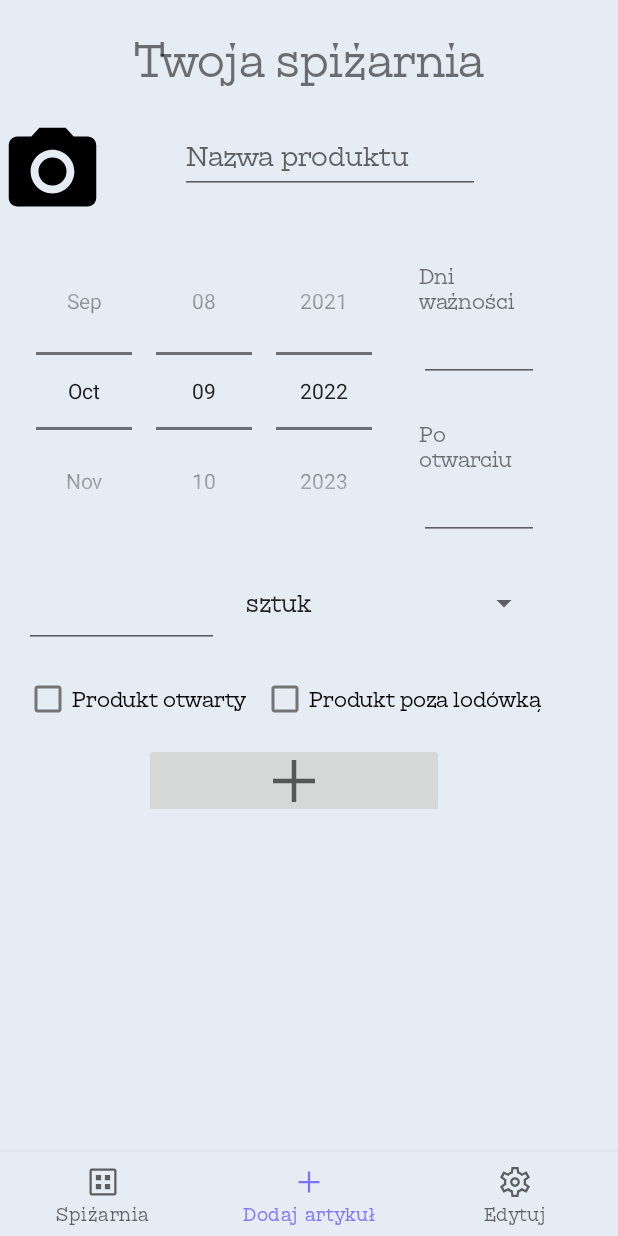
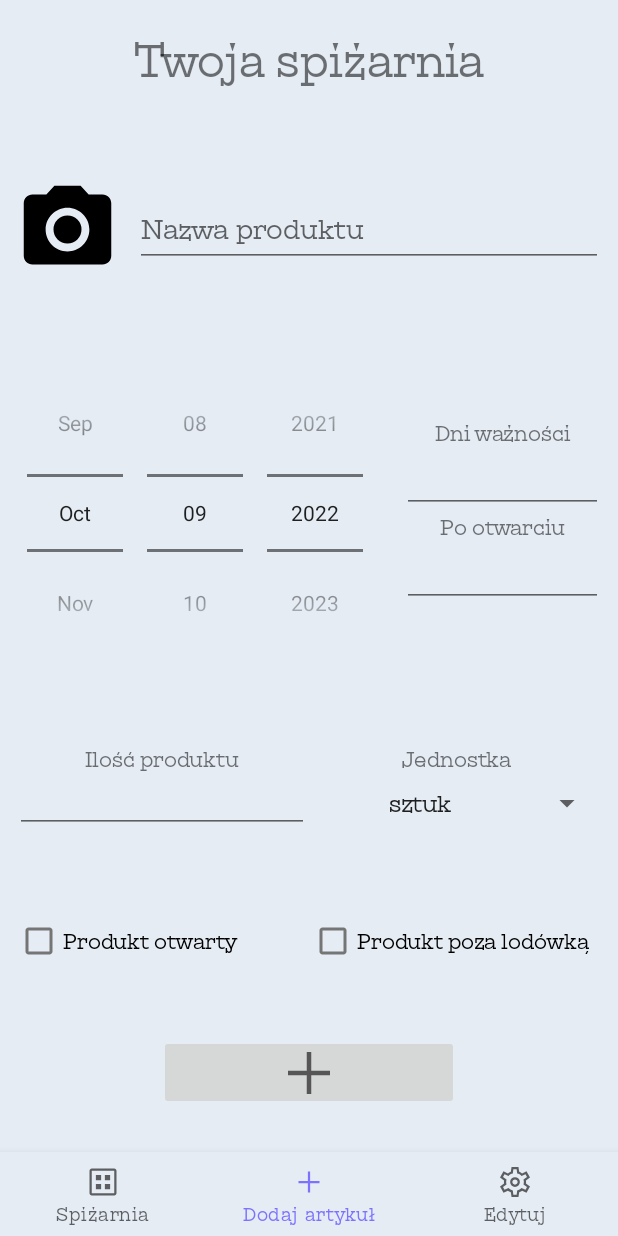
Before and after one commit to TiEmKej/virtual-pantry, an Android app: the screen it shows after launch (MainActivity), item 2 of the bottom bar chosen, on a phone screen of 412 x 824 dp. Run offline under Robolectric (Android 15) with nearby library versions, the phone set to English and light mode, and no system bars.

Commit message:
AddLayout update

```diff
--- a/VirtualPantry/app/src/main/res/layout/fragment_add.xml
+++ b/VirtualPantry/app/src/main/res/layout/fragment_add.xml
@@ -5,142 +5,211 @@
     android:layout_width="match_parent"
     android:layout_height="match_parent"
     tools:context=".fragments.FragmentAdd"
-    android:layout_marginLeft="30dp"
-    android:layout_marginTop="20dp"
+    >
 
-    >
+    <androidx.constraintlayout.widget.ConstraintLayout
+        android:id="@+id/layout1"
+        android:layout_width="match_parent"
+        android:layout_height="wrap_content"
+        app:layout_constraintTop_toTopOf="parent"
+        app:layout_constraintLeft_toLeftOf="parent"
+        app:layout_constraintRight_toRightOf="parent"
+        app:layout_constraintBottom_toTopOf="@id/layout2"
+        android:padding="10dp">
 
         <ImageView
             android:id="@+id/take_photo"
             android:layout_width="70dp"
             android:layout_height="70dp"
-        app:layout_constraintLeft_toLeftOf="parent"
+            tools:srcCompat="@drawable/product1"
             app:layout_constraintTop_toTopOf="parent"
-        tools:srcCompat="@drawable/product1"/>
+            app:layout_constraintLeft_toLeftOf="parent"/>
 
         <EditText
             android:id="@+id/product_name"
-            android:layout_width="200dp"
+            android:layout_width="0dp"
             android:layout_height="50dp"
+            android:layout_marginLeft="10dp"
             android:text=""
+            android:ems="10"
             android:hint="Nazwa produktu"
-            android:layout_marginLeft="50dp"
+            app:layout_constraintTop_toTopOf="parent"
             app:layout_constraintLeft_toRightOf="@id/take_photo"
-            app:layout_constraintTop_toTopOf="@id/take_photo"
-            />
+            app:layout_constraintRight_toRightOf="parent"
+            app:layout_constraintBottom_toBottomOf="parent"/>
 
-        <androidx.recyclerview.widget.RecyclerView
-            android:visibility="invisible"
-            android:id="@+id/available_products"
-            android:layout_width="389dp"
-            android:layout_height="170dp"
+    </androidx.constraintlayout.widget.ConstraintLayout>
+
+    <androidx.constraintlayout.widget.ConstraintLayout
+        android:id="@+id/layout2"
+        android:layout_width="match_parent"
+        android:layout_height="wrap_content"
+        app:layout_constraintTop_toBottomOf="@id/layout1"
         app:layout_constraintLeft_toLeftOf="parent"
-            app:layout_constraintTop_toBottomOf="@id/add_product_add_button"
-            tools:listitem="@layout/available_product_rv_item" />
-
-        <TextView
-            android:id="@+id/fa_fourthy_text"
-            android:layout_width="80dp"
-            android:layout_height="40dp"
-            android:text="Dni ważności"
-            android:layout_marginTop="25dp"
-            android:layout_marginLeft="15dp"
-            app:layout_constraintLeft_toRightOf="@id/datePicker1"
-            app:layout_constraintTop_toBottomOf="@+id/take_photo"
-        />
-
-        <EditText
-            android:id="@+id/add_product_end_date"
-            android:layout_width="80dp"
-            android:layout_height="40dp"
-            android:ems="10"
-            android:inputType="number"
-            android:layout_marginLeft="15dp"
-            app:layout_constraintLeft_toRightOf="@+id/datePicker1"
-            app:layout_constraintTop_toBottomOf="@+id/fa_fourthy_text"
-             />
-
-        <TextView
-            android:id="@+id/fa_fifethy_text"
-            android:layout_width="80dp"
-            android:layout_height="40dp"
-            android:text="Po otwarciu"
-            android:layout_marginTop="25dp"
-            android:layout_marginLeft="15dp"
-            app:layout_constraintLeft_toRightOf="@id/datePicker1"
-            app:layout_constraintTop_toBottomOf="@+id/add_product_end_date"
-            />
-
-        <EditText
-            android:id="@+id/add_product_open_end_date"
-            android:layout_width="80dp"
-            android:layout_height="40dp"
-            android:ems="10"
-            android:inputType="number"
-            android:layout_marginLeft="15dp"
-            app:layout_constraintLeft_toRightOf="@+id/datePicker1"
-            app:layout_constraintTop_toBottomOf="@+id/fa_fifethy_text"
-            />
+        app:layout_constraintRight_toRightOf="parent"
+        app:layout_constraintBottom_toTopOf="@id/layout3"
+        android:padding="10dp">
 
         <DatePicker
             android:id="@+id/datePicker1"
             android:layout_width="wrap_content"
             android:layout_height="wrap_content"
-            android:layout_marginLeft="16dp"
-            android:layout_marginTop="5dp"
             android:calendarViewShown="false"
             android:datePickerMode="spinner"
+            app:layout_constraintTop_toTopOf="parent"
             app:layout_constraintLeft_toLeftOf="parent"
-            app:layout_constraintTop_toBottomOf="@+id/take_photo" />
+            app:layout_constraintBottom_toBottomOf="parent"/>
+
+        <androidx.constraintlayout.widget.ConstraintLayout
+            android:layout_width="0dp"
+            android:layout_height="match_parent"
+            android:layout_marginStart="10dp"
+            app:layout_constraintTop_toTopOf="parent"
+            app:layout_constraintLeft_toRightOf="@id/datePicker1"
+            app:layout_constraintRight_toRightOf="parent"
+            app:layout_constraintBottom_toBottomOf="parent">
+
+            <TextView
+                android:id="@+id/fa_fourthy_text"
+                android:layout_width="wrap_content"
+                android:layout_height="wrap_content"
+                android:text="Dni ważności"
+                app:layout_constraintTop_toTopOf="parent"
+                app:layout_constraintRight_toRightOf="parent"
+                app:layout_constraintLeft_toLeftOf="parent"
+                app:layout_constraintBottom_toTopOf="@id/add_product_end_date"/>
+
+            <EditText
+                android:id="@+id/add_product_end_date"
+                android:layout_width="0dp"
+                android:layout_height="wrap_content"
+                android:ems="10"
+                android:inputType="number"
+                app:layout_constraintTop_toBottomOf="@id/fa_fourthy_text"
+                app:layout_constraintRight_toRightOf="parent"
+                app:layout_constraintLeft_toLeftOf="parent"
+                app:layout_constraintBottom_toTopOf="@id/fa_fifethy_text"/>
+
+            <TextView
+                android:id="@+id/fa_fifethy_text"
+                android:layout_width="wrap_content"
+                android:layout_height="wrap_content"
+                android:text="Po otwarciu"
+                app:layout_constraintTop_toBottomOf="@id/add_product_end_date"
+                app:layout_constraintLeft_toLeftOf="parent"
+                app:layout_constraintRight_toRightOf="parent"
+                app:layout_constraintBottom_toTopOf="@+id/add_product_open_end_date"/>
+
+            <EditText
+                android:id="@+id/add_product_open_end_date"
+                android:layout_width="0dp"
+                android:layout_height="wrap_content"
+                android:ems="10"
+                android:inputType="number"
+                app:layout_constraintTop_toBottomOf="@id/fa_fifethy_text"
+                app:layout_constraintLeft_toLeftOf="parent"
+                app:layout_constraintRight_toRightOf="parent"
+                app:layout_constraintBottom_toBottomOf="parent"/>
+
+        </androidx.constraintlayout.widget.ConstraintLayout>
+
+    </androidx.constraintlayout.widget.ConstraintLayout>
+
+    <androidx.constraintlayout.widget.ConstraintLayout
+        android:id="@+id/layout3"
+        android:layout_width="match_parent"
+        android:layout_height="wrap_content"
+        app:layout_constraintTop_toBottomOf="@id/layout2"
+        app:layout_constraintLeft_toLeftOf="parent"
+        app:layout_constraintRight_toRightOf="parent"
+        app:layout_constraintBottom_toTopOf="@id/layout4"
+        android:padding="10dp">
+
+        <TextView
+            android:id="@+id/add_product_quanity_text"
+            android:layout_width="0dp"
+            android:layout_height="wrap_content"
+            android:text="Ilość produktu"
+            android:textAlignment="center"
+            app:layout_constraintTop_toTopOf="parent"
+            app:layout_constraintLeft_toLeftOf="parent"
+            app:layout_constraintRight_toLeftOf="@id/unit_spinner_text"
+            app:layout_constraintBottom_toTopOf="@id/add_product_quanity"/>
 
         <EditText
             android:id="@+id/add_product_quanity"
-        android:layout_width="130dp"
-        android:layout_height="60dp"
-        android:layout_marginTop="5dp"
+            android:layout_width="0dp"
+            android:layout_height="40dp"
             android:ems="10"
             android:inputType="numberDecimal|numberSigned"
-        app:layout_constraintLeft_toLeftOf="@+id/datePicker1"
-        app:layout_constraintTop_toBottomOf="@+id/datePicker1" />
+            app:layout_constraintTop_toBottomOf="@id/add_product_quanity_text"
+            app:layout_constraintLeft_toLeftOf="parent"
+            app:layout_constraintRight_toLeftOf="@id/unit_spinner"
+            app:layout_constraintBottom_toBottomOf="parent"/>
+
+        <TextView
+            android:id="@+id/unit_spinner_text"
+            android:layout_width="0dp"
+            android:layout_height="wrap_content"
+            android:text="Jednostka"
+            android:textAlignment="center"
+            app:layout_constraintTop_toTopOf="parent"
+            app:layout_constraintLeft_toRightOf="@id/add_product_quanity_text"
+            app:layout_constraintRight_toRightOf="parent"
+            app:layout_constraintBottom_toTopOf="@id/unit_spinner"/>
 
         <Spinner
             android:id="@+id/unit_spinner"
-        android:layout_width="204dp"
-        android:layout_height="60dp"
-        android:layout_marginLeft="10dp"
+            android:layout_width="0dp"
+            android:layout_height="40dp"
+            android:textAlignment="center"
+            app:layout_constraintTop_toBottomOf="@id/unit_spinner_text"
+            app:layout_constraintLeft_toRightOf="@id/add_product_quanity"
+            app:layout_constraintRight_toRightOf="parent"
+            app:layout_constraintBottom_toBottomOf="parent"/>
 
-        app:layout_constraintLeft_toRightOf="@+id/add_product_quanity"
-        app:layout_constraintTop_toTopOf="@+id/add_product_quanity" />
+    </androidx.constraintlayout.widget.ConstraintLayout>
+
+    <androidx.constraintlayout.widget.ConstraintLayout
+        android:id="@+id/layout4"
+        android:layout_width="match_parent"
+        android:layout_height="wrap_content"
+        app:layout_constraintTop_toBottomOf="@id/layout3"
+        app:layout_constraintLeft_toLeftOf="parent"
+        app:layout_constraintRight_toRightOf="parent"
+        app:layout_constraintBottom_toTopOf="@id/add_product_add_button"
+        android:padding="10dp">
 
         <CheckBox
             android:id="@+id/add_product_is_open"
-           android:layout_width="wrap_content"
+            android:layout_width="0dp"
             android:layout_height="wrap_content"
-           android:layout_marginTop="10dp"
-           android:layout_marginBottom="13dp"
             android:text="Produkt otwarty"
-           app:layout_constraintTop_toBottomOf="@+id/add_product_quanity"
-           app:layout_constraintLeft_toLeftOf="@+id/datePicker1"
-            />
+            app:layout_constraintTop_toTopOf="parent"
+            app:layout_constraintLeft_toLeftOf="parent"
+            app:layout_constraintRight_toLeftOf="@id/add_product_is_outside_fridge"
+            app:layout_constraintBottom_toBottomOf="parent"/>
+
         <CheckBox
             android:id="@+id/add_product_is_outside_fridge"
-        android:layout_width="wrap_content"
+            android:layout_width="0dp"
             android:layout_height="wrap_content"
-        android:layout_marginTop="10dp"
-        android:layout_marginLeft="10dp"
             android:text="Produkt poza lodówką"
-        app:layout_constraintTop_toBottomOf="@+id/add_product_quanity"
-        app:layout_constraintLeft_toRightOf="@+id/add_product_is_open"
-        />
+            app:layout_constraintTop_toTopOf="parent"
+            app:layout_constraintLeft_toRightOf="@id/add_product_is_open"
+            app:layout_constraintRight_toRightOf="parent"
+            app:layout_constraintBottom_toBottomOf="parent"/>
+
+    </androidx.constraintlayout.widget.ConstraintLayout>
 
     <ImageButton
         android:id="@+id/add_product_add_button"
         android:layout_width="200dp"
         android:layout_height="50dp"
-            android:layout_marginLeft="80dp"
-            android:layout_marginTop="5dp"
         android:src="@drawable/add_48px"
-            app:layout_constraintTop_toBottomOf="@+id/add_product_is_outside_fridge"
-            app:layout_constraintLeft_toLeftOf="@+id/add_product_is_open"
-      />
+        app:layout_constraintTop_toBottomOf="@+id/layout4"
+        app:layout_constraintLeft_toLeftOf="parent"
+        app:layout_constraintRight_toRightOf="parent"
+        app:layout_constraintBottom_toBottomOf="parent"/>
+
 </androidx.constraintlayout.widget.ConstraintLayout>
```
Also changed, not shown: VirtualPantry/app/src/main/res/layout/fragment_add_backup.xml (added, +134 -0 lines). Lines whose indentation alone changed are shown as unchanged.
